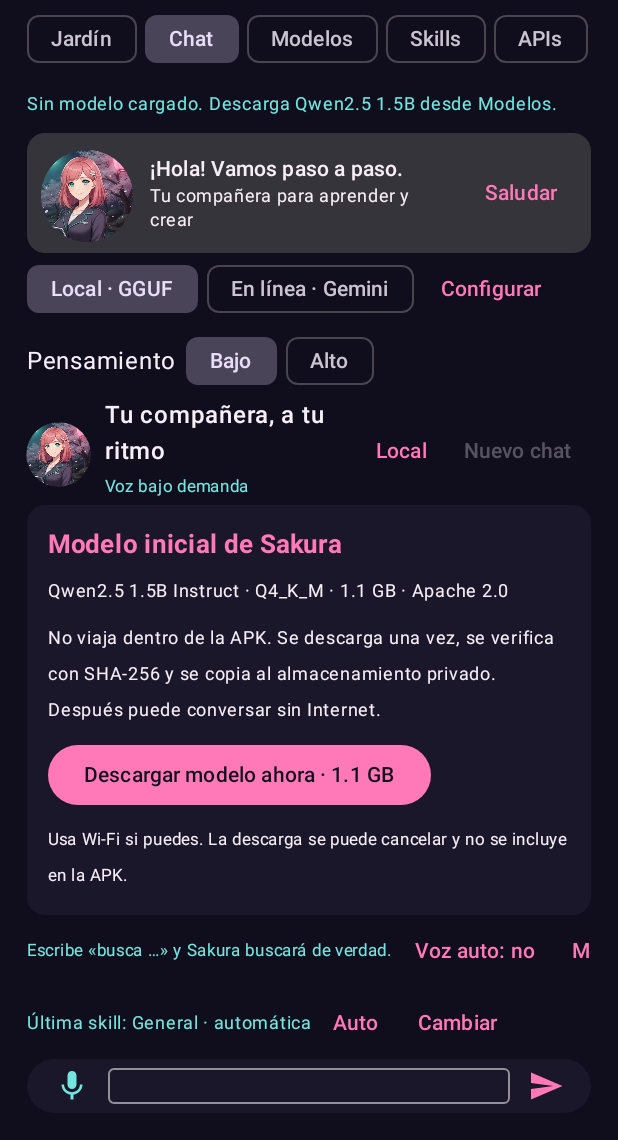
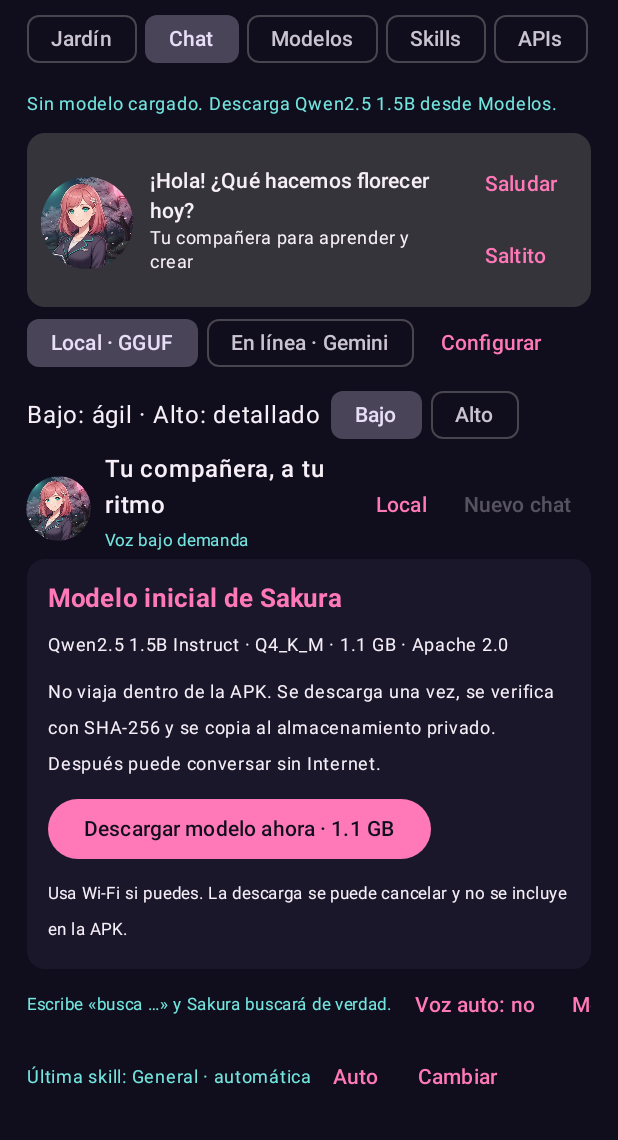
Before and after one commit to Hisoka111373/sakura-agent, an Android app built with Jetpack Compose: the screen it shows after launch (MainActivity), after a tap on "Chat", on a phone screen of 412 x 824 dp, the part 96-1236 px from its top. Run offline under Robolectric (Android 15) with nearby library versions, the phone set to English and light mode, and no system bars; 1 statement that could not run was skipped; 1 other tap on this screen came first.

Commit message:
Sakura 0.8: playful local companion, bounded faster defaults and manual continuation

```diff
--- a/app/build.gradle.kts
+++ b/app/build.gradle.kts
@@ -17,8 +17,8 @@ android {
         applicationId = "com.sakura.agent"
         minSdk = 33
         targetSdk = 35
-        versionCode = 8
-        versionName = "0.7.1"
+        versionCode = 9
+        versionName = "0.8.0"
 
         ndk { abiFilters += "arm64-v8a" }
         externalNativeBuild {
--- a/app/src/main/java/com/sakura/agent/CompanionUi.kt
+++ b/app/src/main/java/com/sakura/agent/CompanionUi.kt
@@ -24,11 +24,24 @@ import androidx.lifecycle.compose.LocalLifecycleOwner
 /** Offline avatar transforms, not Live2D/lip sync. Paused off-screen or when disabled. */
 @Composable
 internal fun AnimatedMascot(size: Dp, motion: Boolean, thinking: Boolean, speaking: Boolean) {
+    val event = LocalCompanionEvent.current
+    val sequence = LocalCompanionSequence.current
+    val gesture = remember { Animatable(0f) }
+    var playedSequence by remember { mutableStateOf(sequence) }
     val lifecycle=LocalLifecycleOwner.current.lifecycle
     var resumed by remember(lifecycle) { mutableStateOf(lifecycle.currentState.isAtLeast(Lifecycle.State.RESUMED)) }
     DisposableEffect(lifecycle) {
         val observer=LifecycleEventObserver { _,_ -> resumed=lifecycle.currentState.isAtLeast(Lifecycle.State.RESUMED) }
         lifecycle.addObserver(observer); onDispose { lifecycle.removeObserver(observer) }
+    }
+    LaunchedEffect(sequence, motion, resumed) {
+        gesture.snapTo(0f)
+        val fresh = sequence != playedSequence
+        playedSequence = sequence
+        if(fresh && motion && resumed && event in listOf("Saludo", "Saltito", "Lista")) {
+            gesture.animateTo(1f,tween(1200,easing=LinearEasing))
+            gesture.snapTo(0f)
+        }
     }
     val values=if(motion && resumed) {
         val transition=rememberInfiniteTransition(label="Sakura companion")
@@ -37,9 +50,12 @@ internal fun AnimatedMascot(size: Dp, motion: Boolean, thinking: Boolean, speaki
         val scale by transition.animateFloat(1f,if(speaking) 1.075f else 1.025f,infiniteRepeatable(tween(if(speaking) 320 else 2400),RepeatMode.Reverse),label="voice pulse")
         Triple(bob,tilt,scale)
     } else Triple(0f,0f,1f)
+    val wave = kotlin.math.sin(gesture.value * kotlin.math.PI.toFloat() * 6f)
+    val hop = if(event == "Saltito" || event == "Lista") -kotlin.math.abs(wave) * 12f else 0f
+    val greetingTilt = if(event == "Saludo") wave * 13f else wave * 3f
     val density=LocalDensity.current.density
     Image(painterResource(R.drawable.sakura_avatar),"Sakura: ${if(speaking) "hablando" else if(thinking) "pensando" else "contigo"}",
-        Modifier.size(size).graphicsLayer { translationY=values.first*density; rotationZ=values.second; scaleX=values.third; scaleY=values.third }.clip(CircleShape),contentScale=ContentScale.Crop)
+        Modifier.size(size).graphicsLayer { translationY=(values.first+hop)*density; rotationZ=values.second+greetingTilt; scaleX=values.third; scaleY=values.third }.clip(CircleShape),contentScale=ContentScale.Crop)
 }
 
 @Composable
@@ -50,7 +66,7 @@ internal fun EngineSelector(vm: SakuraViewModel) {
         TextButton(enabled=!vm.busy,onClick={vm.page="APIs"}) { Text("Configurar") }
     }
     Row(verticalAlignment=Alignment.CenterVertically,horizontalArrangement=Arrangement.spacedBy(6.dp)) {
-        Text("Pensamiento")
+        Text("Bajo: ágil · Alto: detallado")
         ThinkingPolicy.levels.forEach { effort -> FilterChip(vm.skills.config.effort==effort,{vm.skills.effort(effort)},enabled=!vm.busy,label={Text(effort)}) }
     }
 }
@@ -60,14 +76,19 @@ internal fun CompanionCard(vm: SakuraViewModel, speaking: Boolean, greet: () ->
     Card { Row(Modifier.fillMaxWidth().padding(10.dp),verticalAlignment=Alignment.CenterVertically,horizontalArrangement=Arrangement.spacedBy(12.dp)) {
         AnimatedMascot(60.dp,vm.mascotMotion,vm.generating,speaking)
         Column(Modifier.weight(1f)) {
-            Text(if(speaking) "Sakura está hablando" else if(vm.generating) "Estoy preparando tu respuesta…" else "¡Hola! Vamos paso a paso.",style=MaterialTheme.typography.titleSmall)
+            Text(vm.companionPhrase,style=MaterialTheme.typography.titleSmall)
             Text(if(vm.generating) "${vm.generatedTokens} tokens · puedes detener" else "Tu compañera para aprender y crear",style=MaterialTheme.typography.bodySmall)
         }
-        TextButton(enabled=!vm.busy,onClick=greet) { Text("Saludar") }
+        Column {
+            TextButton(enabled=!vm.busy,onClick=greet) { Text("Saludar") }
+            TextButton(enabled=!vm.busy,onClick=vm::playfulCompanion) { Text("Saltito") }
+        }
     } }
 }
 internal val LocalMascotMotion = compositionLocalOf { true }
 internal val LocalMascotSpeaking = compositionLocalOf { false }
+internal val LocalCompanionEvent = compositionLocalOf { "Saludo" }
+internal val LocalCompanionSequence = compositionLocalOf { 0L }
 
 @Composable
 internal fun mascotMotionActive(): Boolean {
--- a/app/src/main/java/com/sakura/agent/GardenPage.kt
+++ b/app/src/main/java/com/sakura/agent/GardenPage.kt
@@ -116,11 +116,13 @@ internal fun GardenPage(vm: SakuraViewModel, confirm: (String, () -> Unit) -> Un
                     SakuraMascot(size = 86.dp, speaking = vm.starterDownloading)
                     Column(Modifier.weight(1f), verticalArrangement = Arrangement.spacedBy(5.dp)) {
                         Text("Sakura te escucha", color = SakuraPink, fontWeight = FontWeight.Bold)
+                        Text(vm.companionPhrase, color = SakuraAqua, fontSize = 12.sp)
                         Text(if (vm.autoSpeak) "La voz automática está activada. También puedes pedirle un saludo." else "Puedes pedirle un saludo o activar la lectura automática en el chat.", fontSize = 12.sp)
                         Row {
                             TextButton(onClick = vm::speakGreeting) { Text("Escuchar saludo") }
                             TextButton(onClick = { if(vm.autoSpeak) vm.updateAutoSpeak(false) else confirm("Leer respuestas en voz alta con voz local, solo en primer plano. Personas cercanas pueden oírlas.") { vm.updateAutoSpeak(true) } }) { Text(if (vm.autoSpeak) "Voz auto: sí" else "Voz auto: no") }
                         }
+                        TextButton(enabled=!vm.busy,onClick=vm::playfulCompanion) { Text("¡Un saltito!") }
                     }
                 }
             }
--- a/app/src/main/java/com/sakura/agent/MainActivity.kt
+++ b/app/src/main/java/com/sakura/agent/MainActivity.kt
@@ -101,7 +101,8 @@ private fun SakuraScreen(vm: SakuraViewModel = viewModel()) {
         if (uri != null && selected != null) vm.features.export(selected,uri)
     }
 
-    CompositionLocalProvider(LocalMascotMotion provides vm.mascotMotion, LocalMascotSpeaking provides voice.speaking) {
+    CompositionLocalProvider(LocalMascotMotion provides vm.mascotMotion, LocalMascotSpeaking provides voice.speaking,
+        LocalCompanionEvent provides vm.companionEvent, LocalCompanionSequence provides vm.companionSequence) {
     Surface(Modifier.fillMaxSize(), color = Night) {
         Column(Modifier.fillMaxSize().windowInsetsPadding(WindowInsets.safeDrawing).imePadding().padding(18.dp)) {
             Row(verticalAlignment = Alignment.CenterVertically) {
@@ -125,7 +126,7 @@ private fun SakuraScreen(vm: SakuraViewModel = viewModel()) {
                 when (vm.page) {
                     "Jardín" -> GardenPage(vm, confirm)
                     "Agente" -> AgentPage(vm)
-                    "Chat" -> ChatPage(vm,voice.speaking,{voice.speak("¡Hola! Soy Sakura. Me alegra verte. Cuéntame tu idea, vamos paso a paso.",false,vm.kawaii,localOnly=true)}, { message -> voice.speak(message, vm.internetAllowed,vm.kawaii) }, {
+                    "Chat" -> ChatPage(vm,voice.speaking,vm::speakGreeting, { message -> voice.speak(message, vm.internetAllowed,vm.kawaii) }, {
                         if (context.checkSelfPermission(Manifest.permission.RECORD_AUDIO) == PackageManager.PERMISSION_GRANTED)
                             voice.dictate(vm.internetAllowed)
                         else audioPermission.launch(Manifest.permission.RECORD_AUDIO)
@@ -225,6 +226,8 @@ private fun ChatPage(vm: SakuraViewModel, speaking: Boolean, greet: () -> Unit,
             TextButton(enabled = !vm.busy, onClick = { vm.page = "Skills" }) { Text("Cambiar") }
         }
         if (vm.generating) TextButton(onClick = vm::cancelGeneration) { Text("Detener generación") }
+        if(CompanionPolicy.canContinue(vm.messages,vm.draft)) TextButton(enabled=!vm.busy,onClick=vm::continueAnswer) { Text("Continuar · pedir otra parte") }
+        Text("Respuestas por partes, no ilimitadas. Bajo reduce salida/contexto; Continuar hace una nueva petición y la nube pide confirmación.",fontSize=11.sp,color=Aqua)
         if (vm.busy && vm.skills.config.provider != "Local") TextButton(onClick=vm.skills::cancel) { Text("Cancelar petición nube") }
         if (vm.draft.isNotBlank()) TextButton(enabled=!vm.busy,onClick={vm.skills.route(vm.draft)}) { Text("Preparar como búsqueda (sin enviarla al modelo)") }
         if(vm.draft.isNotBlank()) TextButton(enabled=!vm.busy,onClick={
--- a/app/src/main/java/com/sakura/agent/SkillsController.kt
+++ b/app/src/main/java/com/sakura/agent/SkillsController.kt
@@ -157,11 +157,12 @@ class SkillsController(private val vm: SakuraViewModel, private val context: Con
             val chosen=config; val original=vm.draft; val previous=vm.messages
             val manual=manualSkill; val skill=markSelected(original)
             val system=TextProtocol.system+Skills.guidance(skill)+ThinkingPolicy.guidance(chosen.effort)+(if(vm.kawaii) ThinkingPolicy.kawaii else "")
-            val history=previous.takeLast(ThinkingPolicy.chatHistory(chosen.effort))+ChatMessage(original.trim(),false)
+            val history=ThinkingPolicy.boundedHistory(previous,chosen.effort)+ChatMessage(original.trim(),false)
             val payload=TextProtocol.payload(chosen,history,system)
             vm.features.prepare("RESPUESTA DE TEXTO EN NUBE\nProveedor: ${chosen.provider}\nEndpoint exacto: ${chosen.url()}\nModelo: ${chosen.model} · esfuerzo ${chosen.effort}\n\nEnvía hasta ${ThinkingPolicy.chatHistory(chosen.effort)/2} parejas anteriores y tu borrador. NO recuerdos privados, archivos ni pantalla. Puede tener coste; ${ThinkingPolicy.cloudTokens(chosen)} tokens máximos de salida (incluye pensamiento en Gemini) NO es un tope monetario. No hay reintento ni herramientas. El proveedor tiene su propia retención/política.\n\nSolicitud completa (sin clave):\n${payload.toString(2)}") {
                 check(vm.draft==original && vm.messages==previous && config==chosen && manualSkill==manual) { "El chat/configuración/skill cambió: revisa una nueva solicitud." }
                 client.reset()
+                vm.reactCompanion("Pensando")
                 val answer=withContext(Dispatchers.IO) { check(vm.internetAllowed) { "Red desautorizada." }; client.generate(chosen,store.read(chosen.key)?:"",history,system) }
                 check(vm.internetAllowed) { "Red desautorizada: respuesta no insertada." }
                 vm.receiveCloud(previous,original,answer)
```
Also changed, not shown: app/src/main/java/com/sakura/agent/CompanionPolicy.kt (added, +18 -0 lines), app/src/main/java/com/sakura/agent/SakuraViewModel.kt (+30 -10 lines), app/src/main/java/com/sakura/agent/ThinkingPolicy.kt (+8 -2 lines), 6 other files.
